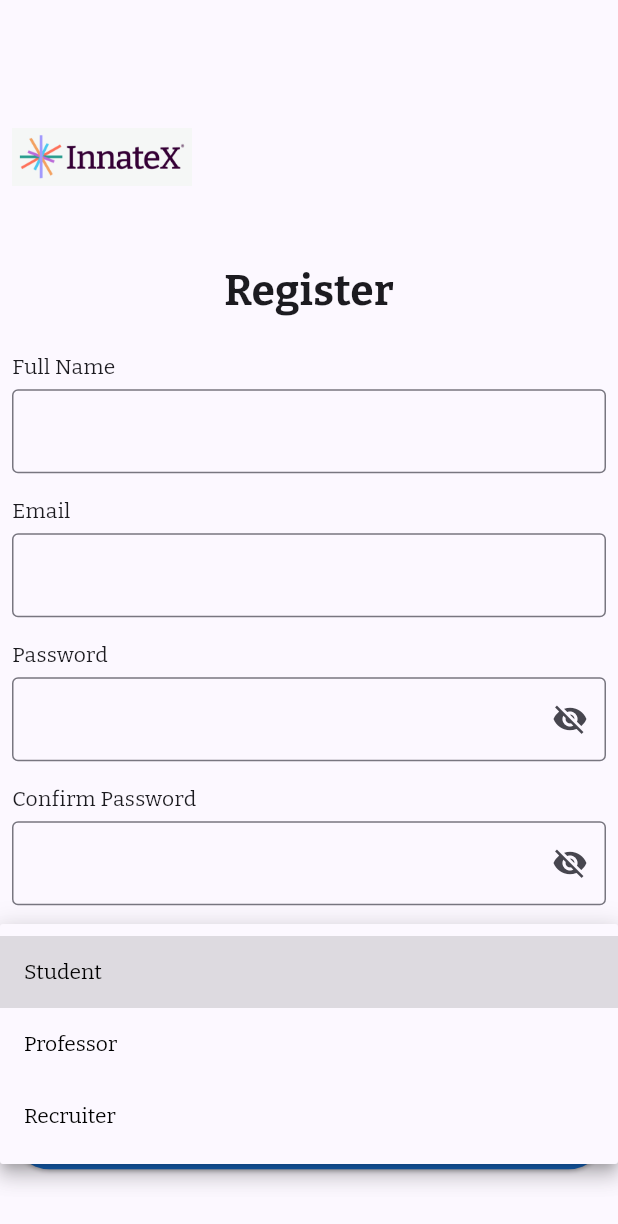
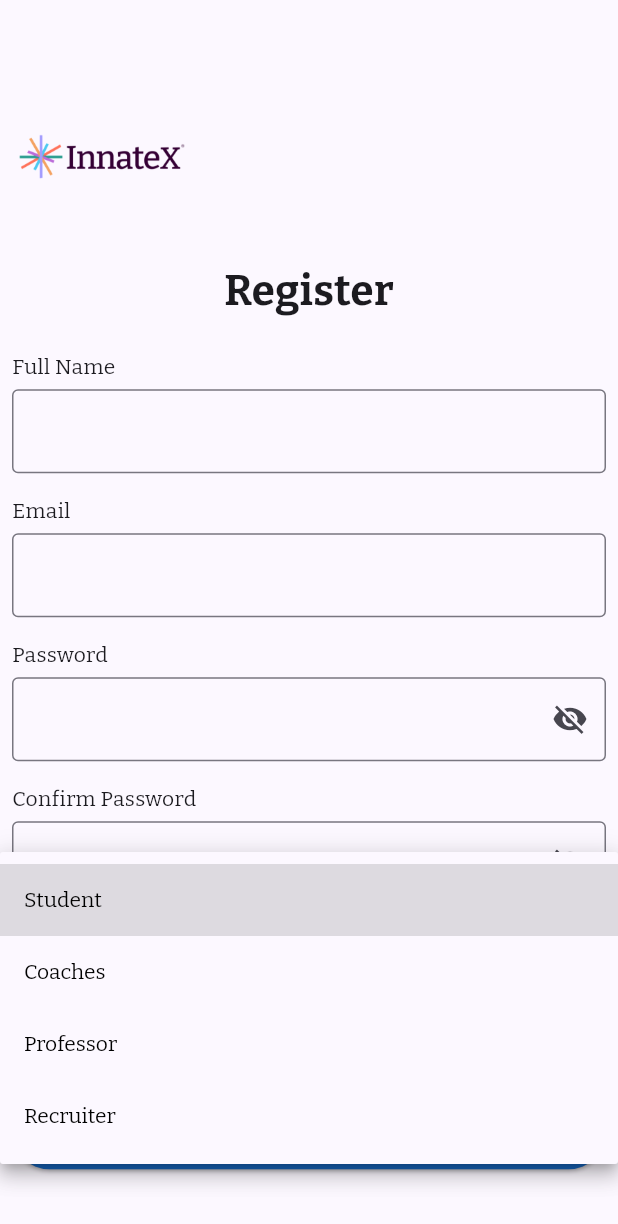
Before and after one commit to Andrew-Youssef/SDSThriveX, a Flutter app: the RegisterScreen screen opened directly, after a tap on "Student", on a phone screen of 412 x 824 dp. Shown: the top 1224 px of the screen. Run offline on Flutter 3.47's test engine with Material 3 defaults, Android fonts, the phone set to English and light mode, and no system bars; our stand-ins replace google_fonts.

Commit message:
fixed image

```diff
--- a/lib/features/login/login.dart
+++ b/lib/features/login/login.dart
@@ -32,7 +32,7 @@ class _LoginScreenState extends State<LoginScreen> {
               Align(
                 alignment: Alignment.topLeft,
                 child: Image.asset(
-                    'assets/InnateXlogo.jpg',
+                    'assets/InnateX-4.png',
                     width: 120,
                     height: 120,
                     fit: BoxFit.contain, // fit whole image in box
--- a/lib/features/login/register_screen.dart
+++ b/lib/features/login/register_screen.dart
@@ -16,7 +16,7 @@ class _RegisterScreenState extends State<RegisterScreen> {
   final _confirmPasswordController = TextEditingController();
   String _selectedAccountType = 'Student';
 
-  final List<String> _accountTypes = ['Student', 'Professor', 'Recruiter'];
+  final List<String> _accountTypes = ['Student','Coaches', 'Professor', 'Recruiter'];
   bool _obscurePassword = true;
   bool _obscureConfirmPassword = true;
 
@@ -37,7 +37,7 @@ class _RegisterScreenState extends State<RegisterScreen> {
                   child: ClipRRect(
                     borderRadius: BorderRadius.circular(8),
                     child: Image.asset(
-                      'assets/InnateXlogo.jpg',
+                      'assets/InnateX-04.png',
                       width: 120,
                       height: 120,
                       fit: BoxFit.contain,
--- a/pubspec.yaml
+++ b/pubspec.yaml
@@ -42,6 +42,7 @@ flutter:
   assets:
     - assets/InnateX.jpg
     - assets/InnateXlogo.jpg
+    - assets/InnateX-04.png
 
 
   # An image asset can refer to one or more resolution-specific "variants", see
```
Also changed, not shown: assets/InnateX-04.png (added), 1 other file.
